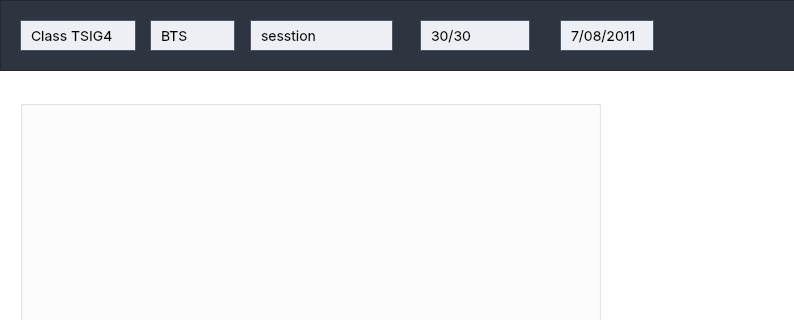
Qt form School_System/ui/ViewClassDialog.ui (KasperJack/School-Management-System) before a commit; both pictures show x 0 to 794 and y 0 to 320 of the 891 by 685 pixel window.
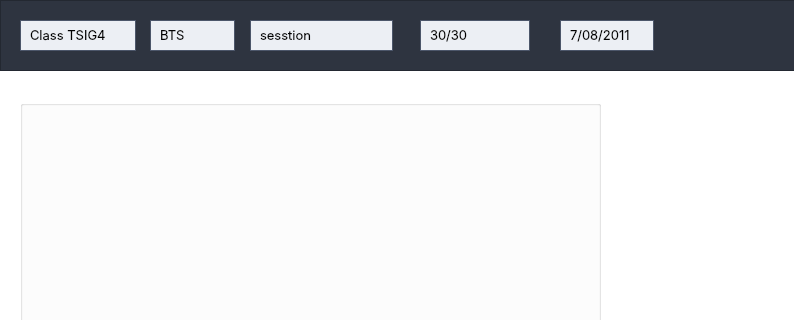
The same form after that commit.

Diff of the .ui file:
```diff
--- a/School_System/ui/ViewClassDialog.ui
+++ b/School_System/ui/ViewClassDialog.ui
@@ -374,7 +374,7 @@
     <property name="font">
      <font>
       <family>Inter</family>
-      <pointsize>-1</pointsize>
+      <pointsize>10</pointsize>
       <bold>false</bold>
      </font>
     </property>
@@ -385,7 +385,6 @@
     border: 1px solid #4C566A; /* Subtle gray-blue border */
     border-radius: 0px; /* No rounded corners */
     padding: 6px; /* Padding inside the field */
-    font-size: 14px; /* Standard font size */
 </string>
     </property>
     <property name="text">
@@ -404,7 +403,7 @@
     <property name="font">
      <font>
       <family>Inter</family>
-      <pointsize>-1</pointsize>
+      <pointsize>10</pointsize>
      </font>
     </property>
     <property name="styleSheet">
@@ -414,7 +413,6 @@
     border: 1px solid #4C566A; /* Subtle gray-blue border */
     border-radius: 0px; /* No rounded corners */
     padding: 6px; /* Padding inside the field */
-    font-size: 14px; /* Standard font size */
 </string>
     </property>
     <property name="text">
@@ -433,7 +431,7 @@
     <property name="font">
      <font>
       <family>Inter</family>
-      <pointsize>-1</pointsize>
+      <pointsize>10</pointsize>
      </font>
     </property>
     <property name="styleSheet">
@@ -443,7 +441,6 @@
     border: 1px solid #4C566A; /* Subtle gray-blue border */
     border-radius: 0px; /* No rounded corners */
     padding: 6px; /* Padding inside the field */
-    font-size: 14px; /* Standard font size */
 </string>
     </property>
     <property name="text">
@@ -462,7 +459,7 @@
     <property name="font">
      <font>
       <family>Inter</family>
-      <pointsize>-1</pointsize>
+      <pointsize>10</pointsize>
      </font>
     </property>
     <property name="styleSheet">
@@ -472,7 +469,6 @@
     border: 1px solid #4C566A; /* Subtle gray-blue border */
     border-radius: 0px; /* No rounded corners */
     padding: 6px; /* Padding inside the field */
-    font-size: 14px; /* Standard font size */
 </string>
     </property>
     <property name="text">
@@ -526,7 +522,7 @@
     <property name="font">
      <font>
       <family>Inter</family>
-      <pointsize>-1</pointsize>
+      <pointsize>10</pointsize>
      </font>
     </property>
     <property name="styleSheet">
@@ -536,7 +532,6 @@
     border: 1px solid #4C566A; /* Subtle gray-blue border */
     border-radius: 0px; /* No rounded corners */
     padding: 6px; /* Padding inside the field */
-    font-size: 14px; /* Standard font size */
 </string>
     </property>
     <property name="text">
```
